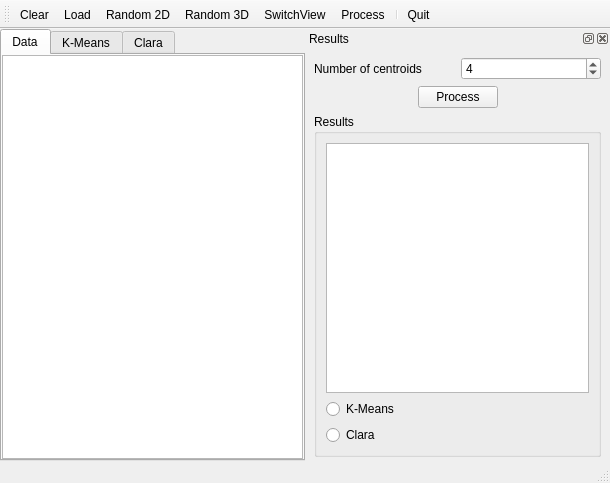
The window that ui/mainwindow.ui (diegoiast/data_mining_demo) describes before a commit, drawn with Qt 5.
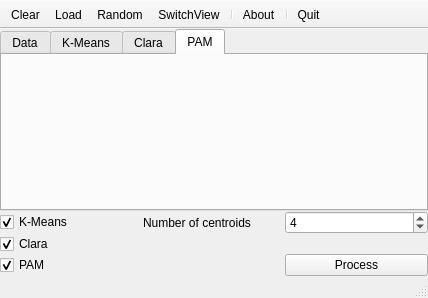
The same window after the commit. The open tabs and pages were chosen to show the change. Custom widgets are drawn as their Qt base class.

What changed in the file:
```diff
--- a/ui/mainwindow.ui
+++ b/ui/mainwindow.ui
@@ -5,18 +5,15 @@
    <rect>
     <x>0</x>
     <y>0</y>
-    <width>610</width>
-    <height>483</height>
+    <width>428</width>
+    <height>298</height>
    </rect>
   </property>
   <property name="windowTitle" >
    <string>MainWindow</string>
   </property>
   <widget class="QWidget" name="centralwidget" >
-   <layout class="QHBoxLayout" >
-    <property name="spacing" >
-     <number>0</number>
-    </property>
+   <layout class="QGridLayout" >
     <property name="leftMargin" >
      <number>0</number>
     </property>
@@ -29,7 +26,13 @@
     <property name="bottomMargin" >
      <number>0</number>
     </property>
-    <item>
+    <property name="horizontalSpacing" >
+     <number>0</number>
+    </property>
+    <property name="verticalSpacing" >
+     <number>0</number>
+    </property>
+    <item row="0" column="0" colspan="3" >
      <widget class="QTabWidget" name="dataTab" >
       <property name="currentIndex" >
        <number>0</number>
@@ -39,6 +42,9 @@
         <string>Data</string>
        </attribute>
        <layout class="QVBoxLayout" >
+        <property name="spacing" >
+         <number>0</number>
+        </property>
         <property name="leftMargin" >
          <number>0</number>
         </property>
@@ -106,37 +112,57 @@
         </item>
        </layout>
       </widget>
-     </widget>
-    </item>
-    <item>
-     <widget class="QDockWidget" name="dockWidget" >
-      <property name="windowTitle" >
-       <string>Results</string>
-      </property>
-      <widget class="QWidget" name="dockWidgetContents_2" >
+      <widget class="QWidget" name="pamTab" >
+       <attribute name="title" >
+        <string>PAM</string>
+       </attribute>
        <layout class="QVBoxLayout" >
+        <property name="spacing" >
+         <number>0</number>
+        </property>
+        <property name="leftMargin" >
+         <number>0</number>
+        </property>
+        <property name="topMargin" >
+         <number>0</number>
+        </property>
         <property name="rightMargin" >
-         <number>9</number>
+         <number>0</number>
         </property>
         <property name="bottomMargin" >
-         <number>4</number>
+         <number>0</number>
         </property>
         <item>
-         <layout class="QHBoxLayout" >
-          <item>
+         <widget class="QwtPlot" native="1" name="pamPlot" />
+        </item>
+       </layout>
+      </widget>
+     </widget>
+    </item>
+    <item row="1" column="0" >
+     <widget class="QCheckBox" name="kmeansCheckBox" >
+      <property name="text" >
+       <string>K-Means</string>
+      </property>
+      <property name="checked" >
+       <bool>true</bool>
+      </property>
+     </widget>
+    </item>
+    <item row="1" column="1" >
            <widget class="QLabel" name="label" >
             <property name="text" >
              <string>Number of centroids</string>
             </property>
            </widget>
           </item>
-          <item>
+    <item row="1" column="2" >
            <widget class="QSpinBox" name="centroidsNumber" >
             <property name="minimum" >
              <number>1</number>
             </property>
             <property name="maximum" >
-             <number>10</number>
+       <number>11</number>
             </property>
             <property name="singleStep" >
              <number>1</number>
@@ -146,75 +172,33 @@
             </property>
            </widget>
           </item>
-         </layout>
-        </item>
-        <item>
-         <layout class="QHBoxLayout" >
-          <item>
-           <spacer>
-            <property name="orientation" >
-             <enum>Qt::Horizontal</enum>
-            </property>
-            <property name="sizeHint" >
-             <size>
-              <width>40</width>
-              <height>20</height>
-             </size>
-            </property>
-           </spacer>
-          </item>
-          <item>
+    <item row="2" column="0" >
+     <widget class="QCheckBox" name="claraCheckBox" >
+      <property name="text" >
+       <string>Clara</string>
+      </property>
+      <property name="checked" >
+       <bool>true</bool>
+      </property>
+     </widget>
+    </item>
+    <item row="3" column="0" >
+     <widget class="QCheckBox" name="pamCheckBox" >
+      <property name="text" >
+       <string>PAM</string>
+      </property>
+      <property name="checked" >
+       <bool>true</bool>
+      </property>
+     </widget>
+    </item>
+    <item row="3" column="2" >
            <widget class="QPushButton" name="pushButton" >
             <property name="text" >
              <string>Process</string>
             </property>
            </widget>
           </item>
-          <item>
-           <spacer>
-            <property name="orientation" >
-             <enum>Qt::Horizontal</enum>
-            </property>
-            <property name="sizeHint" >
-             <size>
-              <width>40</width>
-              <height>20</height>
-             </size>
-            </property>
-           </spacer>
-          </item>
-         </layout>
-        </item>
-        <item>
-         <widget class="QGroupBox" name="groupBox" >
-          <property name="title" >
-           <string>Results</string>
-          </property>
-          <layout class="QVBoxLayout" >
-           <item>
-            <widget class="QTreeView" name="treeView" />
-           </item>
-           <item>
-            <widget class="QRadioButton" name="radioButton" >
-             <property name="text" >
-              <string>K-Means</string>
-             </property>
-            </widget>
-           </item>
-           <item>
-            <widget class="QRadioButton" name="radioButton_2" >
-             <property name="text" >
-              <string>Clara</string>
-             </property>
-            </widget>
-           </item>
-          </layout>
-         </widget>
-        </item>
-       </layout>
-      </widget>
-     </widget>
-    </item>
    </layout>
   </widget>
   <widget class="QMenuBar" name="menubar" >
@@ -232,6 +216,9 @@
    <property name="windowTitle" >
     <string>toolBar</string>
    </property>
+   <property name="movable" >
+    <bool>false</bool>
+   </property>
    <attribute name="toolBarArea" >
     <enum>TopToolBarArea</enum>
    </attribute>
@@ -241,9 +228,9 @@
    <addaction name="actionClearDataSet" />
    <addaction name="actionLoad" />
    <addaction name="actionRandom2D" />
-   <addaction name="actionRandom3D" />
    <addaction name="actionSwitchView" />
-   <addaction name="actionProcess" />
+   <addaction name="separator" />
+   <addaction name="actionAbout" />
    <addaction name="separator" />
    <addaction name="actionQuit" />
   </widget>
@@ -257,7 +244,7 @@
   </action>
   <action name="actionRandom2D" >
    <property name="text" >
-    <string>Random &amp;2D</string>
+    <string>&amp;Random</string>
    </property>
   </action>
   <action name="actionRandom3D" >
@@ -291,6 +278,11 @@
     <string>F12</string>
    </property>
   </action>
+  <action name="actionAbout" >
+   <property name="text" >
+    <string>About</string>
+   </property>
+  </action>
  </widget>
  <customwidgets>
   <customwidget>
```
Left out of the diff: 4 changed lines with no effect on the pictures. Lines whose indentation alone changed are shown as unchanged.
